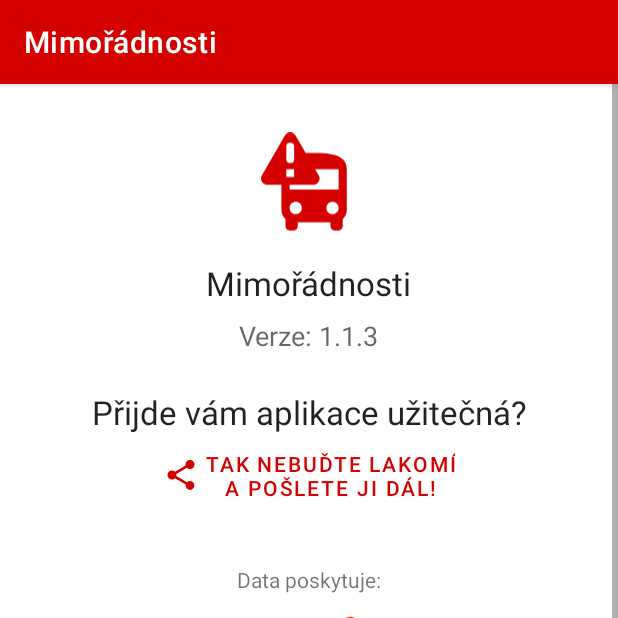
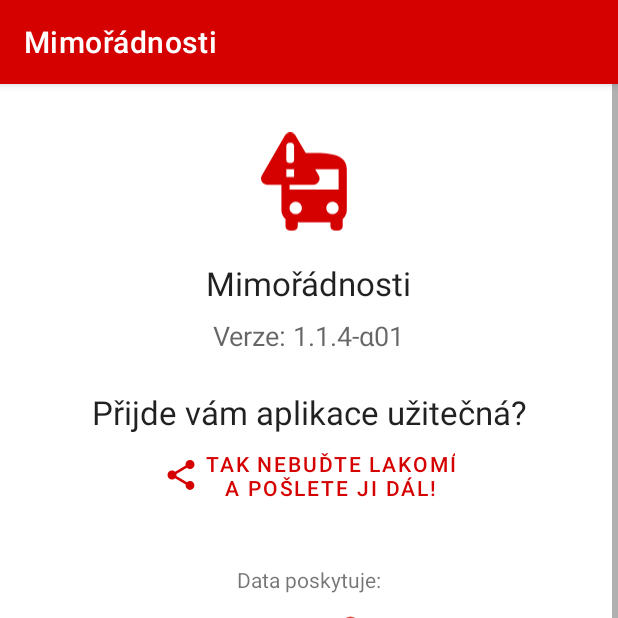
Before and after one commit to zdenda/Disruptions, an Android app: the screen it shows after launch (MainActivity), item 4 of the bottom bar chosen, on a phone screen of 412 x 824 dp, the top half of it. Run offline under Robolectric (Android 15) with nearby library versions, the phone set to English and light mode, and no system bars; our stand-ins replace Room's generated code, navigation-ui; 10 statements that could not run were skipped.

Commit message:
upgrade Target SDK version to 35 (Android 15)

```diff
--- a/app/build.gradle
+++ b/app/build.gradle
@@ -17,10 +17,9 @@ android {
     defaultConfig {
         applicationId 'eu.zkkn.android.disruptions'
         minSdk 16
-        //noinspection OldTargetApi Fix problems on Android 15
-        targetSdk 34 // Android 14
+        targetSdk 35 // Android 15
         versionCode 37
-        versionName '1.1.3'
+        versionName '1.1.4-α01'
         resourceConfigurations += ['en', 'cs']
         vectorDrawables.useSupportLibrary = true
         testInstrumentationRunner 'androidx.test.runner.AndroidJUnitRunner'
--- /dev/null
+++ b/app/src/main/res/values-v35/styles.xml
@@ -0,0 +1,6 @@
+<?xml version="1.0" encoding="utf-8"?>
+<resources>
+    <style name="AppTheme" parent="BaseAppTheme">
+        <item name="android:windowOptOutEdgeToEdgeEnforcement">true</item>
+    </style>
+</resources>
--- a/app/src/main/res/values/styles.xml
+++ b/app/src/main/res/values/styles.xml
@@ -1,11 +1,13 @@
 <resources>
 
     <!-- Base application theme. -->
-    <style name="AppTheme" parent="Theme.MaterialComponents.Light.DarkActionBar">
+    <style name="BaseAppTheme" parent="Theme.MaterialComponents.Light.DarkActionBar">
         <!-- Customize your theme here. -->
         <item name="colorPrimary">@color/colorPrimary</item>
         <item name="colorPrimaryDark">@color/colorPrimaryDark</item>
         <item name="colorAccent">@color/colorAccent</item>
     </style>
 
+    <style name="AppTheme" parent="BaseAppTheme" />
+
 </resources>
```
